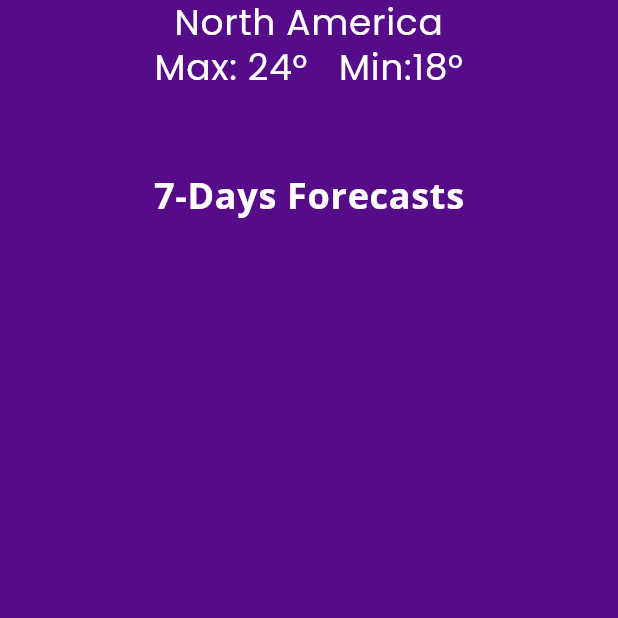
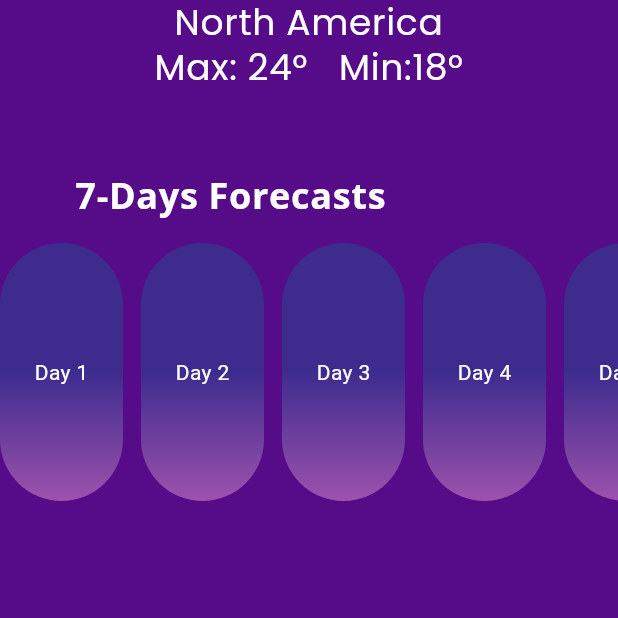
Before and after one commit to sam-in07/weather_app, a Flutter app: the screen it shows after launch, on a phone screen of 412 x 824 dp, the top half of it. Run offline on Flutter 3.47's test engine with Material 3 defaults, Android fonts, the phone set to English and light mode, and no system bars; our stand-ins replace google_fonts.

Commit message:
"Commit"

```diff
--- a/lib/HomepageTT.dart
+++ b/lib/HomepageTT.dart
@@ -22,11 +22,52 @@ class homett extends StatelessWidget {
                 textAlign: TextAlign.center,
               ),
               SizedBox(height: 52,) ,
-              Text(
-                AppText.seven,
-                style: AppTextstyle.textStyle24whiteW700,
-                textAlign: TextAlign.left,
+              Row(
+                children: [
+                  const SizedBox(width: 50), // left gap
+                  Text(
+                    AppText.seven,
+                    style: AppTextstyle.textStyle24whiteW700,
+                  ),
+                  const Spacer(),
+                  const SizedBox(width: 118), // right gap
+                ],
               ),
+
+              SizedBox(height: 14,) ,
+              SizedBox(
+                height: 172, // container height
+                child: ListView.separated(
+                  scrollDirection: Axis.horizontal,
+                  itemCount: 7, // সাত দিনের জন্য
+                  separatorBuilder: (_, __) => const SizedBox(width: 12), // gap between boxes
+                  itemBuilder: (context, index) {
+                    return Container(
+                      width: 82,
+                      height: 172,
+                      decoration: ShapeDecoration(
+                        gradient: const LinearGradient(
+                          begin: Alignment(0.50, -0.00),
+                          end: Alignment(0.50, 1.00),
+                          colors: [Color(0xFF3D2C8E), Color(0xFF9D52AC)],
+                        ),
+                        shape: RoundedRectangleBorder(
+                          borderRadius: BorderRadius.circular(50),
+                        ),
+                      ),
+                      child: Center(
+                        child: Text(
+                          "Day ${index + 1}",
+                          style: const TextStyle(color: Colors.white),
+                        ),
+                      ),
+                    );
+                  },
+                ),
+              )
+
+
+
             ],
           ),
         )
```
